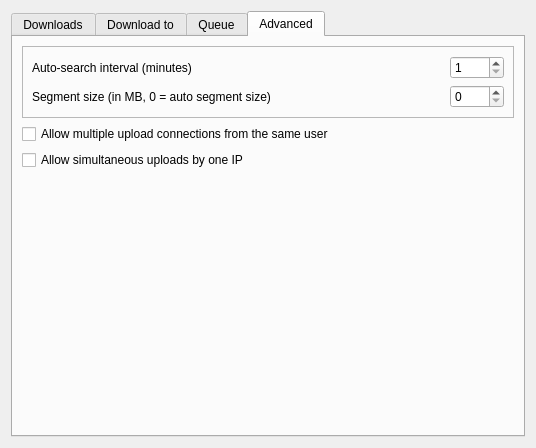
adrianov/eiskaltdcpp, file eiskaltdcpp-qt/ui/UISettingsDownloads.ui: the form before one commit.
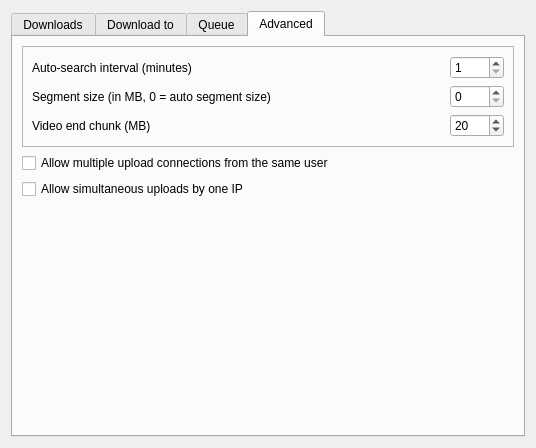
The form after the commit. The open tabs and pages were chosen to show the change. Custom widgets are drawn as their Qt base class.

Commit message: feat: fetch video tails first to expose container indexes sooner

What changed in the file:
```diff
--- a/eiskaltdcpp-qt/ui/UISettingsDownloads.ui
+++ b/eiskaltdcpp-qt/ui/UISettingsDownloads.ui
@@ -961,6 +961,29 @@
             </property>
            </widget>
           </item>
+          <item row="2" column="0">
+           <widget class="QLabel" name="label_VIDEO_END_FIRST_SIZE">
+            <property name="text">
+             <string>Video end chunk (MB)</string>
+            </property>
+            <property name="wordWrap">
+             <bool>true</bool>
+            </property>
+           </widget>
+          </item>
+          <item row="2" column="1">
+           <widget class="QSpinBox" name="spinBox_VIDEO_END_FIRST_SIZE">
+            <property name="minimum">
+             <number>1</number>
+            </property>
+            <property name="maximum">
+             <number>512</number>
+            </property>
+            <property name="value">
+             <number>20</number>
+            </property>
+           </widget>
+          </item>
          </layout>
         </widget>
        </item>
```
Left out of the diff: 12 changed lines with no effect on the pictures. The commit also changes 12 other files.
